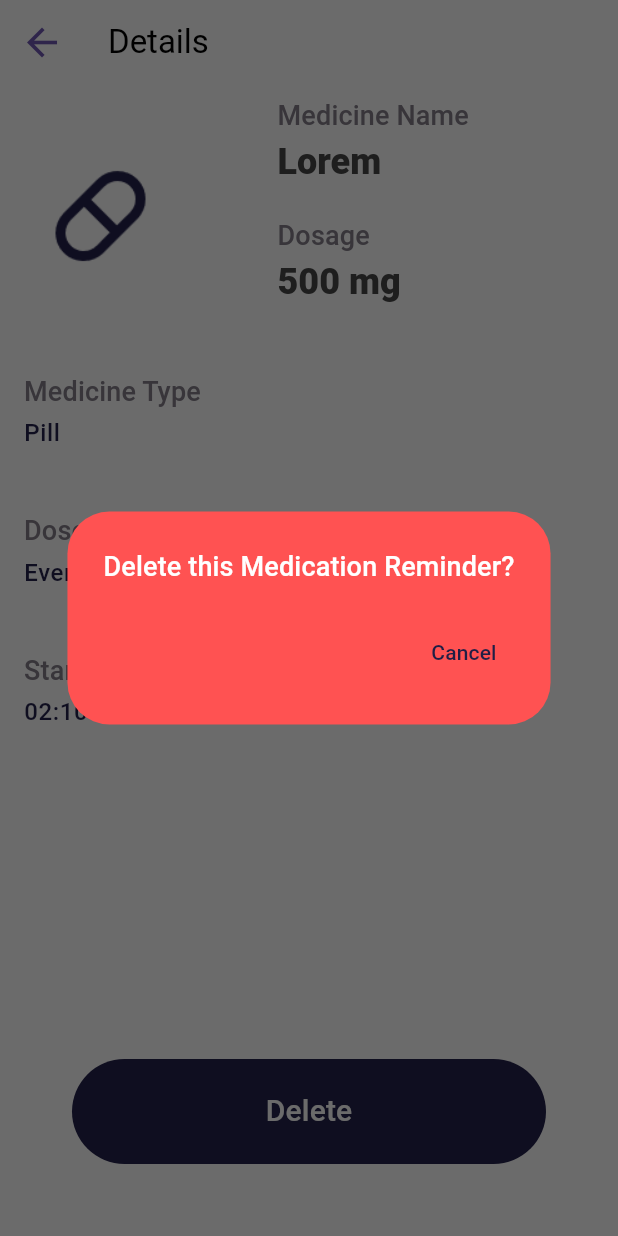
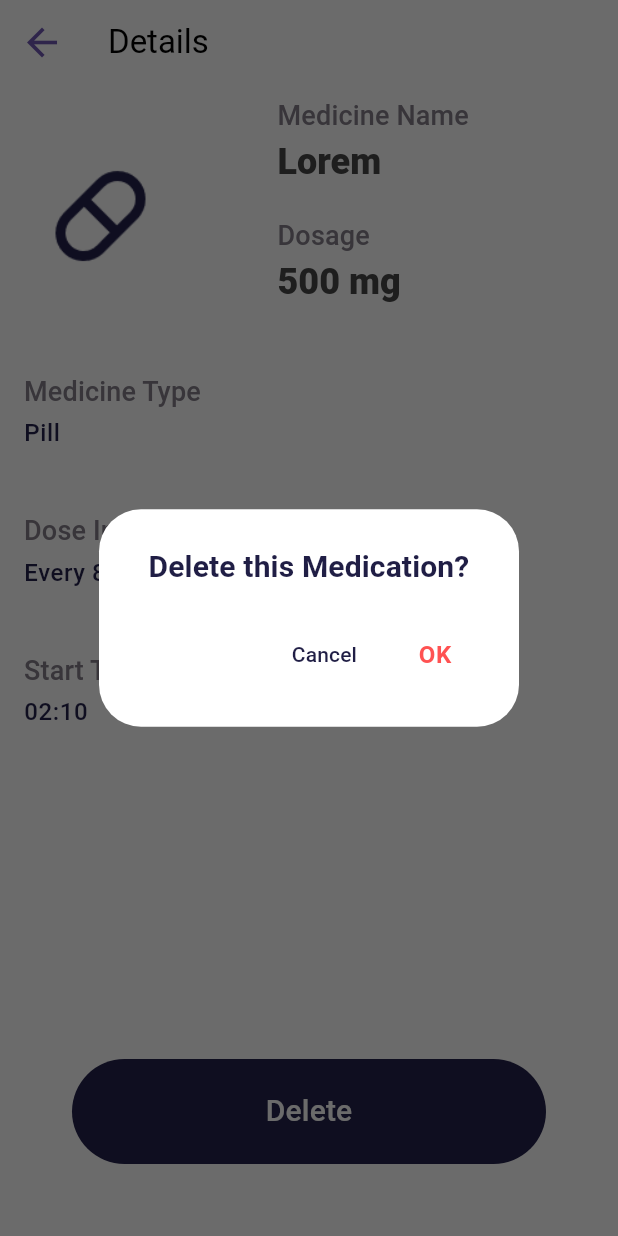
Before and after one commit to DeepaT99/Medicine-Monitoring-App, a Flutter app: the MedicineDetails screen opened directly, after a tap on "Delete", on a phone screen of 412 x 824 dp. Run offline on Flutter 3.47's test engine with Material 3 defaults, Android fonts, the phone set to English and light mode, and no system bars; our stand-ins replace firebase_auth, firebase_core, google_sign_in, rxdart; missing offline and left inert: linear_calender; accounts and stored records are empty.

Commit message:
add page

```diff
--- a/lib/pages/details/medicine_details.dart
+++ b/lib/pages/details/medicine_details.dart
@@ -23,7 +23,7 @@ class _MedicineDetailsState extends State<MedicineDetails> {
             ExtendedSection(),
             Spacer(),
             Padding(
-              padding:  EdgeInsets.only(left: 40, right: 40, bottom: 40),
+              padding: EdgeInsets.only(left: 40, right: 40, bottom: 40),
               child: SizedBox(
                 height: 70,
                 child: TextButton(
@@ -35,9 +35,9 @@ class _MedicineDetailsState extends State<MedicineDetails> {
                     child: Text(
                       'Delete',
                       style: Theme.of(context).textTheme.titleSmall!.copyWith(
-                        color: Theme.of(context).colorScheme.surface,
-                        fontSize: 20,
-                      ),
+                            color: Theme.of(context).colorScheme.surface,
+                            fontSize: 20,
+                          ),
                     ),
                   ),
                   onPressed: () {
@@ -57,17 +57,31 @@ class _MedicineDetailsState extends State<MedicineDetails> {
       context: context,
       builder: (context) {
         return AlertDialog(
-          backgroundColor: Colors.redAccent,
-          title: Text(
-            'Delete this Medication Reminder?',
-            style: Theme.of(context).textTheme.titleSmall!.copyWith(
-                  color: Colors.white,
-                ),
-          ),
+          backgroundColor: Colors.white,
+          contentPadding: const EdgeInsets.only(top: 2),
+          title: Text('Delete this Medication?',
+              textAlign: TextAlign.center,
+              style: Theme.of(context).textTheme.titleSmall!.copyWith(
+                    fontSize: 20,
+                    fontWeight: FontWeight.bold,
+                    color: Theme.of(context).colorScheme.primary,
+                  )),
           actions: [
             TextButton(onPressed: () {
+              Navigator.of(context).pop();
+            }, child: Text('Cancel')),
+            TextButton(
+                onPressed: () {
+                  //bloc to delete medication
 
-            }, child: Text('Cancel'))
+                },
+                child: Text(
+                  'OK',
+                  style: Theme.of(context).textTheme.bodySmall!.copyWith(
+                        color: Colors.redAccent,
+                        fontWeight: FontWeight.bold,
+                      ),
+                )),
           ],
         );
       },
```
